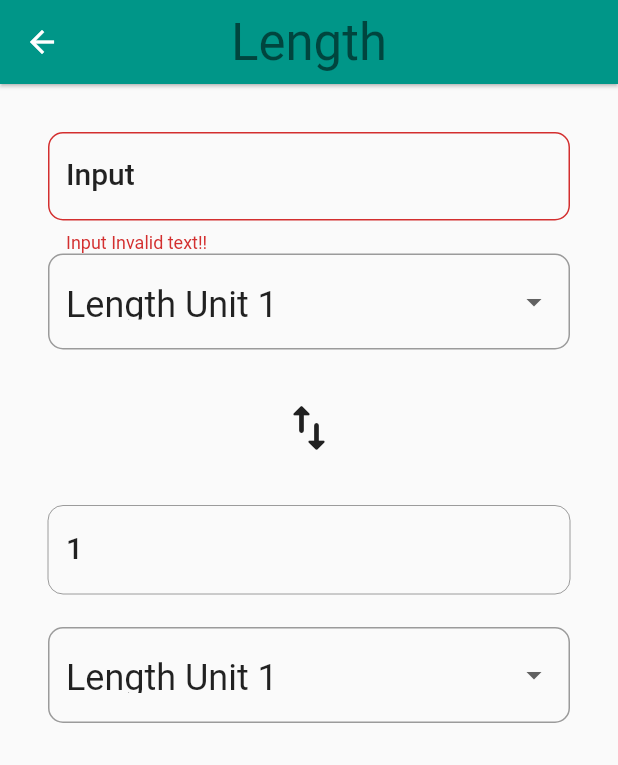
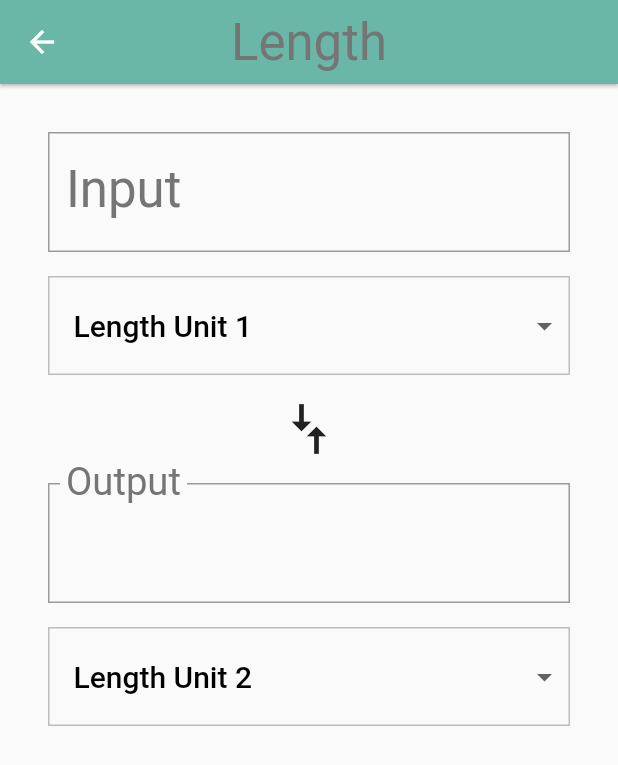
Before and after one commit to hamidkhadem/unit_convert_app, a Flutter app: the screen it shows after launch, after a tap on "Length", on a phone screen of 412 x 824 dp. Shown: the top 765 px of the screen. Run offline on Flutter 3.47's test engine with Material 2 defaults, Android fonts, the phone set to English and light mode, and no system bars.

Commit message:
add input screen by Udacity

```diff
--- a/lib/category.dart
+++ b/lib/category.dart
@@ -2,16 +2,12 @@
 // Use of this source code is governed by a BSD-style license that can be
 // found in the LICENSE file.
 
-// ignore_for_file: unused_element
-
 // To keep your imports tidy, follow the ordering guidelines at
 // https://www.dartlang.org/guides/language/effective-dart/style#ordering
-// import 'dart:html';
-
 import 'package:flutter/material.dart';
 
-import 'package:unit_convert_app/converter_route.dart';
-import 'package:unit_convert_app/unit.dart';
+import 'converter_route.dart';
+import 'unit.dart';
 
 // We use an underscore to indicate that these variables are private.
 // See https://www.dartlang.org/guides/language/effective-dart/design#libraries
@@ -45,40 +41,15 @@ class Category extends StatelessWidget {
 
   /// Navigates to the [ConverterRoute].
   void _navigateToConverter(BuildContext context) {
-    // TODO: Using the Navigator, navigate to the [ConverterRoute]
-    /*   Navigator.push<void>(
-      context,
-      MaterialPageRoute<void>(
+    Navigator.of(context).push(MaterialPageRoute<void>(
       builder: (BuildContext context) {
         return Scaffold(
           appBar: AppBar(
-              title: Text(name),
-              backgroundColor: color,
+            elevation: 1.0,
+            title: Text(
+              name,
+              style: Theme.of(context).textTheme.headline4,
             ),
-            body: ConverterRoute(
-              name: name,
-              color: color,
-              units: units,
-            ),
-          );
-          */ /*return MaterialApp(
-            title: name,
-            home: ConverterRoute(
-              name: name,
-              units: units,
-              color: color,
-            ),
-          );*/ /*
-        },
-      ),
-    );*/
-    Navigator.of(context)
-        .push(MaterialPageRoute(builder: (BuildContext context) {
-      return Scaffold(
-        appBar: AppBar(
-          elevation: 1.0,
-          title: Text(name,
-          style: Theme.of(context).textTheme.headline4,),
             centerTitle: true,
             backgroundColor: color,
           ),
@@ -86,9 +57,12 @@ class Category extends StatelessWidget {
             color: color,
             units: units,
           ),
+          // This prevents the attempt to resize the screen when the keyboard
+          // is opened
+          resizeToAvoidBottomInset: false,
         );
-    }));
-    // Navigator.push(context, route);
+      },
+    ));
   }
 
   /// Builds a custom widget that shows [Category] information.
@@ -106,15 +80,11 @@ class Category extends StatelessWidget {
         height: _rowHeight,
         child: InkWell(
           borderRadius: _borderRadius,
-          highlightColor: color,
-          splashColor: color,
+          highlightColor: color['highlight'],
+          splashColor: color['splash'],
           // We can use either the () => function() or the () { function(); }
           // syntax.
-          // TODO: Update this onTap property to call _navigateToConverter()
-          onTap: () {
-            print('I was tapped!');
-            _navigateToConverter(context);
-          },
+          onTap: () => _navigateToConverter(context),
           child: Padding(
             padding: const EdgeInsets.all(8.0),
             child: Row(
--- a/lib/category_route.dart
+++ b/lib/category_route.dart
@@ -4,8 +4,8 @@
 
 import 'package:flutter/material.dart';
 
-import 'package:unit_convert_app/category.dart';
-import 'package:unit_convert_app/unit.dart';
+import 'category.dart';
+import 'unit.dart';
 
 final _backgroundColor = Colors.green[100];
 
@@ -20,10 +20,11 @@ class CategoryRoute extends StatefulWidget {
   const CategoryRoute({Key? key}) : super(key: key);
 
   @override
-  State<CategoryRoute> createState() => _CategoryRoute();
+  _CategoryRouteState createState() => _CategoryRouteState();
 }
 
-class _CategoryRoute extends State<CategoryRoute> {
+class _CategoryRouteState extends State<CategoryRoute> {
+  final _categories = <Category>[];
   static const _categoryNames = <String>[
     'Length',
     'Area',
@@ -34,25 +35,62 @@ class _CategoryRoute extends State<CategoryRoute> {
     'Energy',
     'Currency',
   ];
+  static const _baseColors = <ColorSwatch>[
+    ColorSwatch(0xFF6AB7A8, {
+      'highlight': Color(0xFF6AB7A8),
+      'splash': Color(0xFF0ABC9B),
+    }),
+    ColorSwatch(0xFFFFD28E, {
+      'highlight': Color(0xFFFFD28E),
+      'splash': Color(0xFFFFA41C),
+    }),
+    ColorSwatch(0xFFFFB7DE, {
+      'highlight': Color(0xFFFFB7DE),
+      'splash': Color(0xFFF94CBF),
+    }),
+    ColorSwatch(0xFF8899A8, {
+      'highlight': Color(0xFF8899A8),
+      'splash': Color(0xFFA9CAE8),
+    }),
+    ColorSwatch(0xFFEAD37E, {
+      'highlight': Color(0xFFEAD37E),
+      'splash': Color(0xFFFFE070),
+    }),
+    ColorSwatch(0xFF81A56F, {
+      'highlight': Color(0xFF81A56F),
+      'splash': Color(0xFF7CC159),
+    }),
+    ColorSwatch(0xFFD7C0E2, {
+      'highlight': Color(0xFFD7C0E2),
+      'splash': Color(0xFFCA90E5),
+    }),
+    ColorSwatch(0xFFCE9A9A, {
+      'highlight': Color(0xFFCE9A9A),
+      'splash': Color(0xFFF94D56),
+      'error': Color(0xFF912D2D),
+    }),
+  ];
 
-  static const _baseColors = <Color>[
-    Colors.teal,
-    Colors.orange,
-    Colors.pinkAccent,
-    Colors.blueAccent,
-    Colors.yellow,
-    Colors.greenAccent,
-    Colors.purpleAccent,
-    Colors.red,
-  ];
+  @override
+  void initState() {
+    super.initState();
+    for (var i = 0; i < _categoryNames.length; i++) {
+      _categories.add(Category(
+        name: _categoryNames[i],
+        color: _baseColors[i],
+        iconLocation: Icons.cake,
+        units: _retrieveUnitList(_categoryNames[i]),
+      ));
+    }
+  }
 
   /// Makes the correct number of rows for the list view.
   ///
   /// For portrait, we use a [ListView].
-  Widget _buildCategoryWidgets(List<Widget> categories) {
+  Widget _buildCategoryWidgets() {
     return ListView.builder(
-      itemBuilder: (BuildContext context, int index) => categories[index],
-      itemCount: categories.length,
+      itemBuilder: (BuildContext context, int index) => _categories[index],
+      itemCount: _categories.length,
     );
   }
 
@@ -69,21 +107,10 @@ class _CategoryRoute extends State<CategoryRoute> {
 
   @override
   Widget build(BuildContext context) {
-    final categories = <Category>[];
-
-    for (var i = 0; i < _categoryNames.length; i++) {
-      categories.add(Category(
-        name: _categoryNames[i],
-        color: _baseColors[i] as ColorSwatch<dynamic>,
-        iconLocation: Icons.cake,
-        units: _retrieveUnitList(_categoryNames[i]),
-      ));
-    }
-
     final listView = Container(
       color: _backgroundColor,
       padding: const EdgeInsets.symmetric(horizontal: 8.0),
-      child: _buildCategoryWidgets(categories),
+      child: _buildCategoryWidgets(),
     );
 
     final appBar = AppBar(
--- a/lib/converter_route.dart
+++ b/lib/converter_route.dart
@@ -2,13 +2,12 @@
 // Use of this source code is governed by a BSD-style license that can be
 // found in the LICENSE file.
 
-// ignore_for_file: unused_element
-
+import 'package:collection/collection.dart' show IterableExtension;
 import 'package:flutter/material.dart';
 
 import 'unit.dart';
 
-const _padding = EdgeInsets.all(16.0 * 2);
+const _padding = EdgeInsets.all(16.0);
 
 /// [ConverterRoute] where users can input amounts to convert in one [Unit]
 /// and retrieve the conversion in another [Unit] for a specific [Category].
@@ -34,17 +33,44 @@ class ConverterRoute extends StatefulWidget {
 }
 
 class _ConverterRouteState extends State<ConverterRoute> {
-  // TODO: Set some variables, such as for keeping track of the user's input
-  // value and units
-  double? _value;
-  String? _dropdwounUnit;
+  Unit? _fromValue;
+  Unit? _toValue;
+  double? _inputValue;
+  String _convertedValue = '';
+  List<DropdownMenuItem>? _unitMenuItems;
+  bool _showValidationError = false;
 
   @override
   void initState() {
-    _dropdwounUnit = widget.units.first.name;
-  } // TODO: Determine whether you need to override anything, such as initState()
+    super.initState();
+    _createDropdownMenuItems();
+    _setDefaults();
+  }
 
-  // TODO: Add other helper functions. We've given you one, _format()
+  /// Creates fresh list of [DropdownMenuItem] widgets, given a list of [Unit]s.
+  void _createDropdownMenuItems() {
+    var newItems = <DropdownMenuItem>[];
+    for (var unit in widget.units) {
+      newItems.add(DropdownMenuItem(
+        value: unit.name,
+        child: Text(
+          unit.name!,
+          softWrap: true,
+        ),
+      ));
+    }
+    setState(() {
+      _unitMenuItems = newItems;
+    });
+  }
+
+  /// Sets the default values for the 'from' and 'to' [Dropdown]s.
+  void _setDefaults() {
+    setState(() {
+      _fromValue = widget.units[0];
+      _toValue = widget.units[1];
+    });
+  }
 
   /// Clean up conversion; trim trailing zeros, e.g. 5.500 -> 5.5, 10.0 -> 10
   String _format(double conversion) {
@@ -62,125 +88,165 @@ class _ConverterRouteState extends State<ConverterRoute> {
     return outputNum;
   }
 
+  void _updateConversion() {
+    setState(() {
+      _convertedValue = _format(
+          _inputValue! * (_toValue!.conversion! / _fromValue!.conversion!));
+    });
+  }
+
+  void _updateInputValue(String input) {
+    setState(() {
+      if (input.isEmpty) {
+        _convertedValue = '';
+      } else {
+        // Even though we are using the numerical keyboard, we still have to check
+        // for non-numerical input such as '5..0' or '6 -3'
+        try {
+          final inputDouble = double.parse(input);
+          _showValidationError = false;
+          _inputValue = inputDouble;
+          _updateConversion();
+        } on Exception catch (e) {
+          print('Error: $e');
+          _showValidationError = true;
+        }
+      }
+    });
+  }
+
+  Unit? _getUnit(String? unitName) {
+    return widget.units.firstWhereOrNull(
+          (Unit unit) {
+        return unit.name == unitName;
+      },
+    );
+  }
+
+  void _updateFromConversion(dynamic unitName) {
+    setState(() {
+      _fromValue = _getUnit(unitName);
+    });
+    if (_inputValue != null) {
+      _updateConversion();
+    }
+  }
+
+  void _updateToConversion(dynamic unitName) {
+    setState(() {
+      _toValue = _getUnit(unitName);
+    });
+    if (_inputValue != null) {
+      _updateConversion();
+    }
+  }
+
+  Widget _createDropdown(
+      String? currentValue, ValueChanged<dynamic> onChanged) {
+    return Container(
+      margin: const EdgeInsets.only(top: 16.0),
+      decoration: BoxDecoration(
+        // This sets the color of the [DropdownButton] itself
+        color: Colors.grey[50],
+        border: Border.all(
+          color: Colors.grey[400]!,
+          width: 1.0,
+        ),
+      ),
+      padding: const EdgeInsets.symmetric(vertical: 8.0),
+      child: Theme(
+        // This sets the color of the [DropdownMenuItem]
+        data: Theme.of(context).copyWith(
+          canvasColor: Colors.grey[50],
+        ),
+        child: DropdownButtonHideUnderline(
+          child: ButtonTheme(
+            alignedDropdown: true,
+            child: DropdownButton(
+              value: currentValue,
+              items: _unitMenuItems,
+              onChanged: onChanged,
+              style: Theme.of(context).textTheme.headline6,
+            ),
+          ),
+        ),
+      ),
+    );
+  }
+
   @override
   Widget build(BuildContext context) {
-    // TODO: Create the 'input' group of widgets. This is a Column that
-    // includes the input value, and 'from' unit [Dropdown].
     final input = Padding(
       padding: _padding,
       child: Column(
         crossAxisAlignment: CrossAxisAlignment.stretch,
-        children: <Widget>[
+        children: [
+          // This is the widget that accepts text input. In this case, it
+          // accepts numbers and calls the onChanged property on update.
+          // You can read more about it here: https://flutter.dev/text-input
           TextField(
+            style: Theme.of(context).textTheme.headline4,
+            decoration: InputDecoration(
+              labelStyle: Theme.of(context).textTheme.headline4,
+              errorText: _showValidationError ? 'Invalid number entered' : null,
+              labelText: 'Input',
+              border: OutlineInputBorder(
+                borderRadius: BorderRadius.circular(0.0),
+              ),
+            ),
+            // Since we only want numerical input, we use a number keyboard. There
+            // are also other keyboards for dates, emails, phone numbers, etc.
             keyboardType: TextInputType.number,
-            // style: Theme.of(context).textTheme.bodyText2,
-            decoration: InputDecoration(
-                labelText: 'Input',
-                labelStyle: Theme.of(context).textTheme.headline6,
-                border: OutlineInputBorder(
-                  borderRadius: BorderRadius.circular(10.0),
-                ),
-                errorText: "Input Invalid text!!"),
+            onChanged: _updateInputValue,
           ),
-          DropdownButtonFormField(
-              style: Theme.of(context).textTheme.headline5,
-              decoration: InputDecoration(
-                  border: OutlineInputBorder(
-                      borderRadius: BorderRadius.circular(10.0))),
-              value: _dropdwounUnit,
-              items: widget.units.map<DropdownMenuItem<String>>((Unit unit) {
-                return DropdownMenuItem<String>(
-                  child: Text(unit.name!),
-                  value: unit.name,
-                );
-              }).toList(),
-              onChanged: (String? newValue) {
-                setState(() {
-                  _dropdwounUnit = newValue!;
-                });
-              })
+          _createDropdown(_fromValue!.name, _updateFromConversion),
         ],
       ),
     );
 
-    // TODO: Create a compare arrows icon.
-    const compareArrows = Icon(
-      Icons.import_export_rounded,
-      size: 40.0,
+    const arrows = RotatedBox(
+      quarterTurns: 1,
+      child: Icon(
+        Icons.compare_arrows,
+        size: 40.0,
+      ),
     );
 
-    // TODO: Create the 'output' group of widgets. This is a Column that
-    // includes the output value, and 'to' unit [Dropdown].
     final output = Padding(
       padding: _padding,
       child: Column(
         crossAxisAlignment: CrossAxisAlignment.stretch,
-        children: <Widget>[
-          TextField(
-            enabled: false,
-            // style: Theme.of(context).textTheme.bodyText2,
+        children: [
+          InputDecorator(
+            child: Text(
+              _convertedValue,
+              style: Theme.of(context).textTheme.headline4,
+            ),
             decoration: InputDecoration(
-                labelText: _format(widget.units.first.conversion!),
-                labelStyle: Theme.of(context).textTheme.headline6,
-                border: OutlineInputBorder(
-                  borderRadius: BorderRadius.circular(10.0),
-                ),
-                errorText: "Input Invalid text!!"),
+              labelText: 'Output',
+              labelStyle: Theme.of(context).textTheme.headline4,
+              border: OutlineInputBorder(
+                borderRadius: BorderRadius.circular(0.0),
+              ),
+            ),
           ),
-          DropdownButtonFormField(
-              style: Theme.of(context).textTheme.headline5,
-              decoration: InputDecoration(
-                  border: OutlineInputBorder(
-                      borderRadius: BorderRadius.circular(10.0))),
-              value: _dropdwounUnit,
-              items: widget.units.map<DropdownMenuItem<String>>((Unit unit) {
-                return DropdownMenuItem<String>(
-                  child: Text(unit.name!),
-                  value: unit.name,
-                );
-              }).toList(),
-              onChanged: (String? newValue) {
-                setState(() {
-                  _dropdwounUnit = newValue!;
-                });
-              })
+          _createDropdown(_toValue!.name, _updateToConversion),
         ],
       ),
     );
 
-    // TODO: Return the input, arrows, and output widgets, wrapped in a Column.
-    return Column(
+    final converter = Column(
+      crossAxisAlignment: CrossAxisAlignment.stretch,
       children: [
         input,
-        compareArrows,
+        arrows,
         output,
       ],
     );
 
-    // TODO: Delete the below placeholder code.
-    final unitWidgets = widget.units.map((Unit unit) {
-      return Container(
-        color: widget.color,
-        margin: const EdgeInsets.all(8.0),
-        padding: const EdgeInsets.all(16.0),
-        child: Column(
-          children: <Widget>[
-            Text(
-              unit.name!,
-              style: Theme.of(context).textTheme.headline5,
-            ),
-            Text(
-              'Conversion: ${unit.conversion}',
-              style: Theme.of(context).textTheme.subtitle1,
-            ),
-          ],
-        ),
-      );
-    }).toList();
-
-    /*return ListView(
-      children: unitWidgets,
-    );*/
-    return input;
+    return Padding(
+      padding: _padding,
+      child: converter,
+    );
   }
 }
--- a/lib/main.dart
+++ b/lib/main.dart
@@ -6,18 +6,9 @@
 import 'package:flutter/material.dart';
 
 // You can use a relative import, i.e. `import 'category_route.dart;'` or
-// a package import, as shown below.
+// a package import.
 // More details at http://dart-lang.github.io/linter/lints/avoid_relative_lib_imports.html
-import 'package:unit_convert_app/category_route.dart';
-
-final color = [
-  Color(0xFF013487),
-  Color(0xFF4CD132),
-  Color(0xFFFFFF),
-  Color.fromARGB(0xFF, 0x42, 0xA5, 0xF5),
-  Color.fromARGB(255, 66, 165, 245),
-  Color.fromRGBO(66, 165, 245, 1.0)
-];
+import 'category_route.dart';
 
 /// The function that is called when main.dart is run.
 void main() {
@@ -33,10 +24,20 @@ class UnitConverterApp extends StatelessWidget {
 
   @override
   Widget build(BuildContext context) {
-    return const MaterialApp(
+    return MaterialApp(
       debugShowCheckedModeBanner: false,
       title: 'Unit Converter',
-      home: CategoryRoute(),
+      theme: ThemeData(
+        textTheme: Theme.of(context).textTheme.apply(
+          bodyColor: Colors.black,
+          displayColor: Colors.grey[600],
+        ),
+        // This colors the [InputOutlineBorder] when it is selected
+        primaryColor: Colors.grey[500],
+        textSelectionTheme:
+        TextSelectionThemeData(selectionHandleColor: Colors.green[500]),
+      ),
+      home: const CategoryRoute(),
     );
   }
 }
```
Lines whose indentation alone changed are shown as unchanged.
